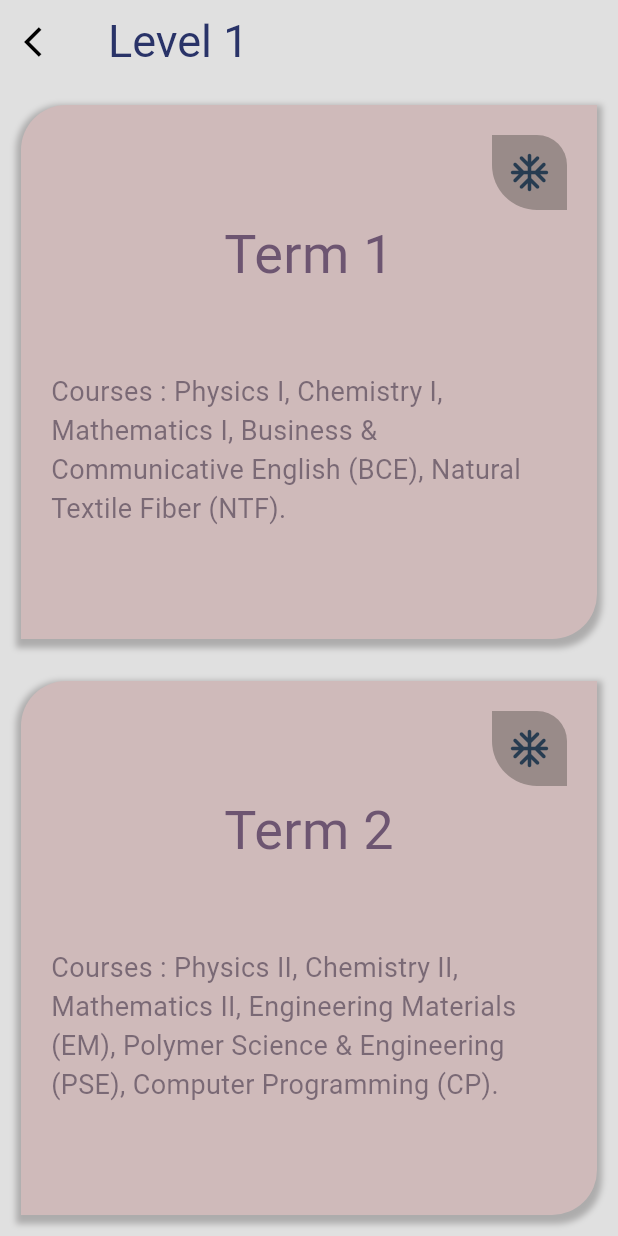
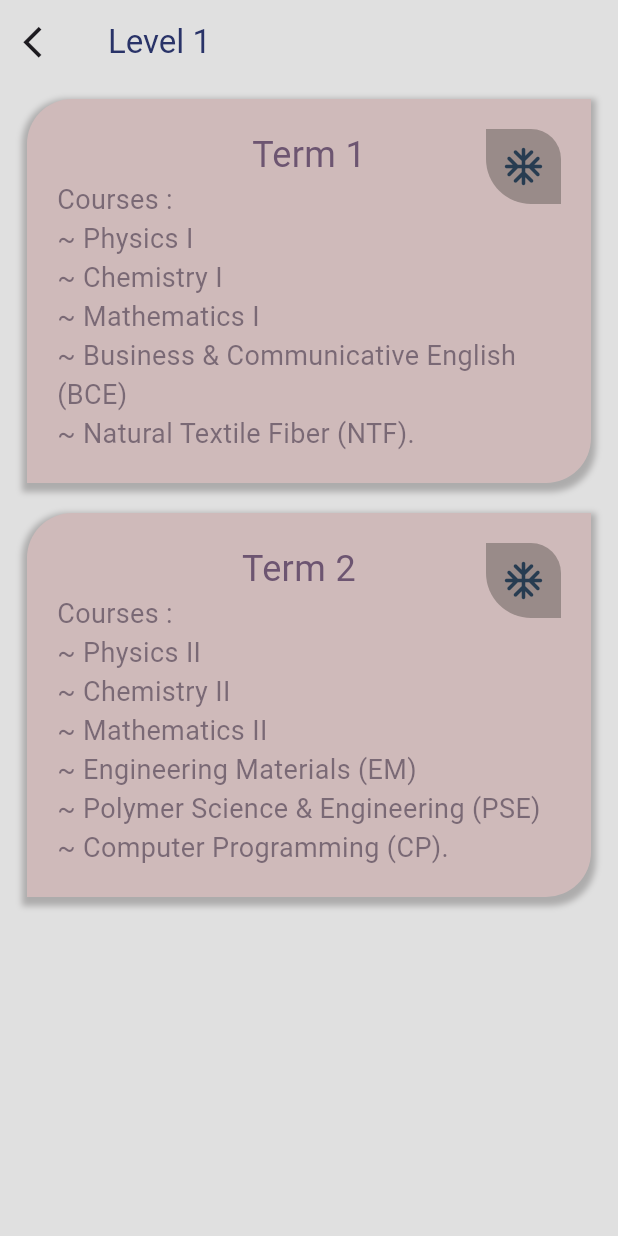
Before and after one commit to ArnobMahmud/Fabric-Engineering-App, a Flutter app: the Level1Page screen opened by its route, on a phone screen of 412 x 824 dp. Run offline on Flutter 3.47's test engine with Material 3 defaults, Android fonts, the phone set to English and light mode, and no system bars; our stand-ins replace flutter_svg, google_fonts, webview_flutter.

Commit message:
resource updated

```diff
--- a/lib/pages/level1_page.dart
+++ b/lib/pages/level1_page.dart
@@ -14,41 +14,40 @@ class Level1Page extends StatelessWidget {
           onPressed: () {
             Navigator.pop(context);
           },
-          icon: const Icon(Icons.arrow_back_ios),
+          icon: const Icon(
+            Icons.arrow_back_ios,
+            size: 25,
+          ),
         ),
         backgroundColor: const Color(0xffe0e0e0),
         title: Text(
           "Level 1",
           style: GoogleFonts.roboto(
             textStyle: const TextStyle(
-              fontSize: 30,
+              fontSize: 22,
               color: Color.fromARGB(255, 41, 51, 104),
               fontWeight: FontWeight.w400,
             ),
           ),
         ),
       ),
-      body: Column(
+      body: ListView(
         children: [
-          Expanded(
-            child: SemesterSegment(
+          SemesterSegment(
             onTap: () {
               Navigator.pushNamed(context, '/l1t1');
             },
             semester: 'Term 1',
             course:
-                  'Courses : Physics I, Chemistry I, Mathematics I, Business & Communicative English (BCE), Natural Textile Fiber (NTF).',
+                'Courses :\n~ Physics I\n~ Chemistry I\n~ Mathematics I\n~ Business & Communicative English (BCE)\n~ Natural Textile Fiber (NTF).',
           ),
-          ),
-          Expanded(
-            child: SemesterSegment(
+          SemesterSegment(
             onTap: () {
               Navigator.pushNamed(context, '/l1t2');
             },
             semester: 'Term 2',
             course:
-                  'Courses : Physics II, Chemistry II, Mathematics II, Engineering Materials (EM), Polymer Science & Engineering (PSE), Computer Programming (CP).',
-            ),
+                'Courses :\n~ Physics II\n~ Chemistry II\n~ Mathematics II\n~ Engineering Materials (EM)\n~ Polymer Science & Engineering (PSE)\n~ Computer Programming (CP).',
           ),
         ],
       ),
--- a/lib/pages/notice_page.dart
+++ b/lib/pages/notice_page.dart
@@ -11,6 +11,9 @@ class NoticePage extends StatelessWidget {
       NavigationDelegate(
         onProgress: (int progress) {
           debugPrint("Loading: $progress%");
+          const Center(
+            child: CircularProgressIndicator(),
+          );
         },
         onPageStarted: (String url) {},
         onPageFinished: (String url) {},
--- a/lib/pages/resources_page.dart
+++ b/lib/pages/resources_page.dart
@@ -26,7 +26,7 @@ class ResourcePage extends StatelessWidget {
           'Resources',
           style: GoogleFonts.roboto(
             textStyle: const TextStyle(
-              fontSize: 18,
+              fontSize: 20,
               color: Color.fromARGB(255, 41, 51, 104),
               fontWeight: FontWeight.w400,
             ),
--- a/lib/screen/splash.dart
+++ b/lib/screen/splash.dart
@@ -14,7 +14,7 @@ class _SplashScreenState extends State<SplashScreen> {
   Widget build(BuildContext context) {
     Future.delayed(
       const Duration(
-        seconds: 3,
+        seconds: 30,
       ),
       () {
         Navigator.pushReplacementNamed(context, '/home');
--- a/lib/widget/semester_segment.dart
+++ b/lib/widget/semester_segment.dart
@@ -19,10 +19,11 @@ class SemesterSegment extends StatelessWidget {
     //final height = MediaQuery.of(context).size.height;
     //final width = MediaQuery.of(context).size.width;
 
-    return GestureDetector(
+    return
+      Padding(
+        padding: const EdgeInsets.symmetric(horizontal: 18, vertical: 10,),
+        child: GestureDetector(
           onTap: onTap,
-      child: Padding(
-        padding: const EdgeInsets.all(14.0),
           child: Container(
             width: double.infinity,
             decoration: const BoxDecoration(
@@ -49,7 +50,7 @@ class SemesterSegment extends StatelessWidget {
                     Text(
                       semester!,
                       style: GoogleFonts.roboto(
-                      fontSize: 36,
+                        fontSize: 24,
                         fontWeight: FontWeight.w400,
                         color: const Color.fromARGB(221, 94, 70, 102),
                       ),
--- a/lib/widget/year_segment.dart
+++ b/lib/widget/year_segment.dart
@@ -32,7 +32,7 @@ class YearSegment extends StatelessWidget {
             color: Color(0xffe8d3b5),
             boxShadow: [
               BoxShadow(
-                color: Color.fromARGB(245, 125, 122, 128),
+                color: Color.fromARGB(245, 194, 192, 197),
                 spreadRadius: 1,
                 blurRadius: 7,
                 offset: Offset(1, 2), // changes position of shadow
```
Also changed, not shown: lib/api/future_widget.dart (+13 -6 lines), lib/main.dart (+15 -12 lines), lib/pages/developer_page.dart (+106 -1 lines), lib/pages/home_page.dart (+55 -37 lines), lib/pages/level2_page.dart (+10 -11 lines), lib/pages/level3_page.dart (+10 -11 lines), lib/pages/level4_page.dart (+10 -11 lines), images/logo.png (added), 6 other files. Lines whose indentation alone changed are shown as unchanged.
